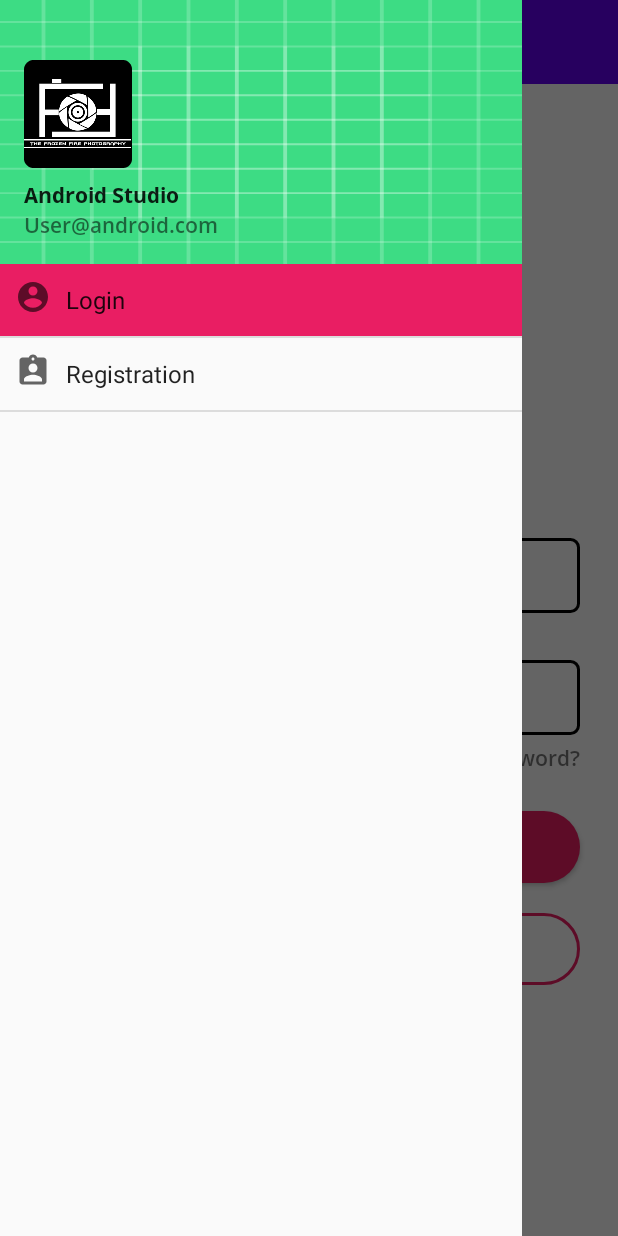
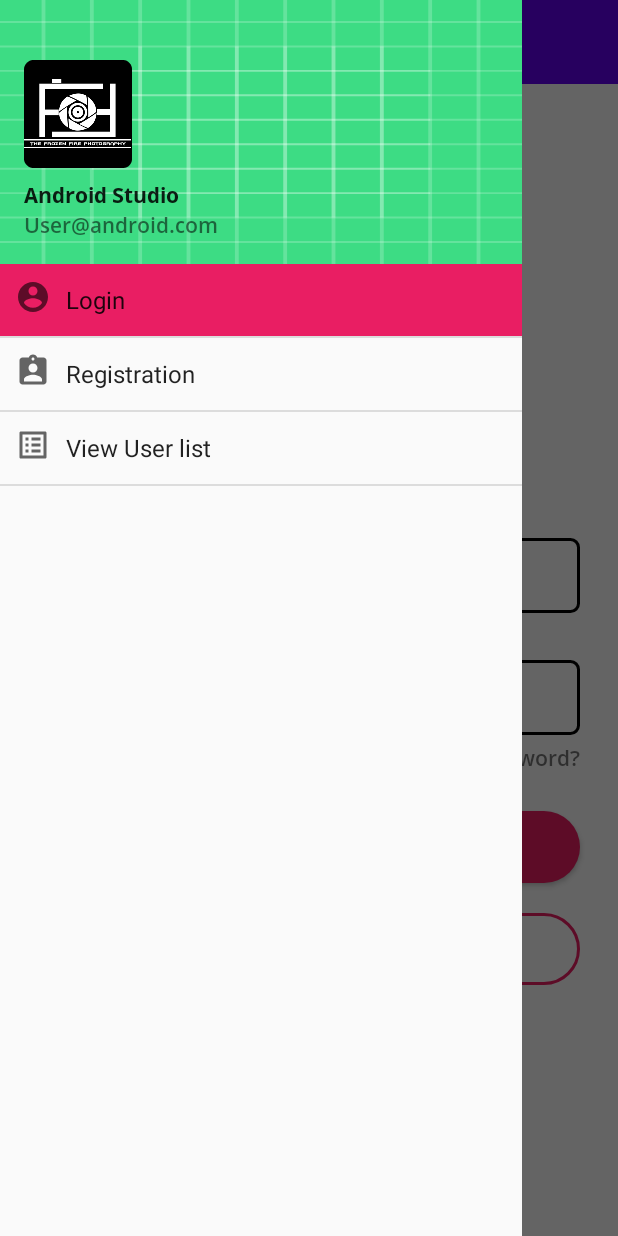
Before and after one commit to SagarBChauhan/All-Paracticals, an Android app: the screen it shows after launch (MainActivity), with the side drawer open, on a phone screen of 412 x 824 dp. Run offline under Robolectric (Android 15) with nearby library versions, the phone set to English and light mode, and no system bars; our stand-ins replace ButterKnife.

Commit message:
User data(static) display in recycle view, unnecessary code cleanup

```diff
--- a/app/src/main/java/com/allpracticals/MainActivity.java
+++ b/app/src/main/java/com/allpracticals/MainActivity.java
@@ -1,5 +1,6 @@
 package com.allpracticals;
 
+import android.content.Intent;
 import android.os.Bundle;
 import android.os.PersistableBundle;
 import android.util.Log;
@@ -62,9 +63,10 @@ public class MainActivity extends AppCompatActivity {
     }
 
     public void setDrawableItems() {
-        drawerItem = new DataModel[2];
-        drawerItem[0] = new DataModel(R.drawable.ic_baseline_account_circle_24, "Login");
-        drawerItem[1] = new DataModel(R.drawable.ic_baseline_assignment_ind_24, "Registration");
+        drawerItem = new DataModel[3];
+        drawerItem[0] = new DataModel(R.drawable.ic_baseline_account_circle_24, getString(R.string.nav_item_login));
+        drawerItem[1] = new DataModel(R.drawable.ic_baseline_assignment_ind_24, getString(R.string.nav_item_register));
+        drawerItem[2] = new DataModel(R.drawable.ic_baseline_list_alt_24, getString(R.string.nav_item_view_user_list));
     }
 
     void setupDrawerToggle() {
@@ -87,6 +89,10 @@ public class MainActivity extends AppCompatActivity {
             case 1:
                 fragment = new RegisterFragment();
                 break;
+            case 2:
+                Intent intent=new Intent(this,UserActivity.class);
+                startActivity(intent);
+                break;
         }
         if (fragment != null) {
             FragmentManager fragmentManager = getSupportFragmentManager();
@@ -95,8 +101,6 @@ public class MainActivity extends AppCompatActivity {
             mDrawerList.setSelection(position);
             setTitle(mNavigationDrawerItemTitles[position]);
             mDrawerLayout.closeDrawer(GravityCompat.START);
-        } else {
-            Log.e("MainActivity", "Error in creating fragment");
         }
     }
 
--- a/app/src/main/res/values/strings.xml
+++ b/app/src/main/res/values/strings.xml
@@ -4,6 +4,7 @@
     <string-array name="navigation_drawer_item_array">
         <item>Login</item>
         <item>Register</item>
+        <item>View user list</item>
     </string-array>
     <string name="login_fragment">login fragment</string>
     <string name="register_fragment">register fragment</string>
@@ -27,4 +28,7 @@
     <string name="tv_user_name">User Name</string>
     <string name="tv_user_email">user@mail.com</string>
     <string name="activity_name_user">User list</string>
+    <string name="nav_item_view_user_list">View User list</string>
+    <string name="nav_item_register">Registration</string>
+    <string name="nav_item_login">Login</string>
 </resources>
```
